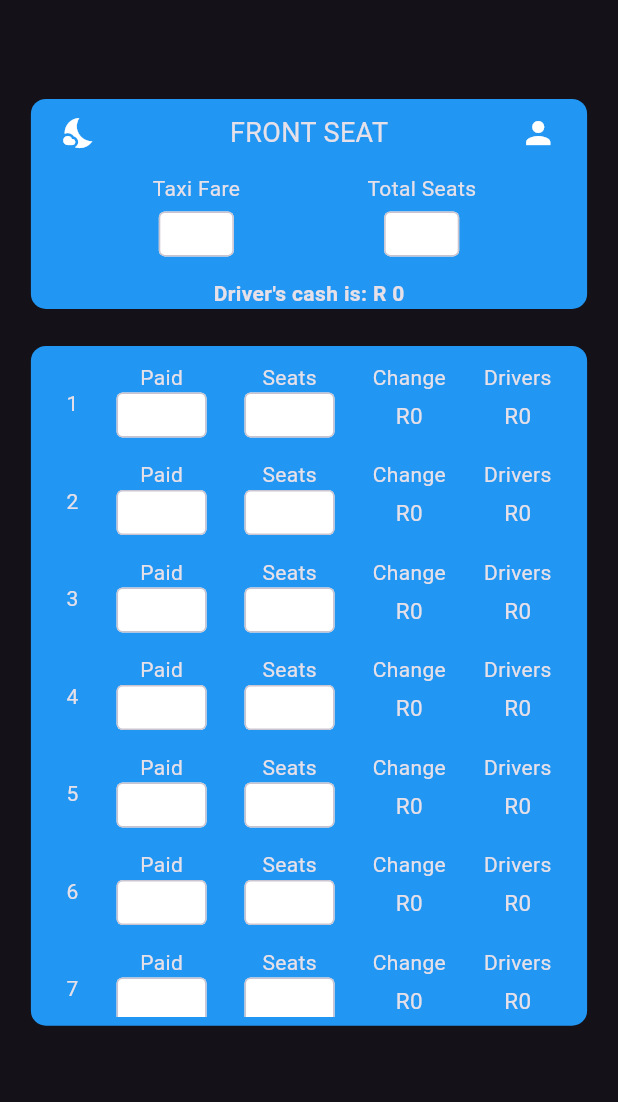
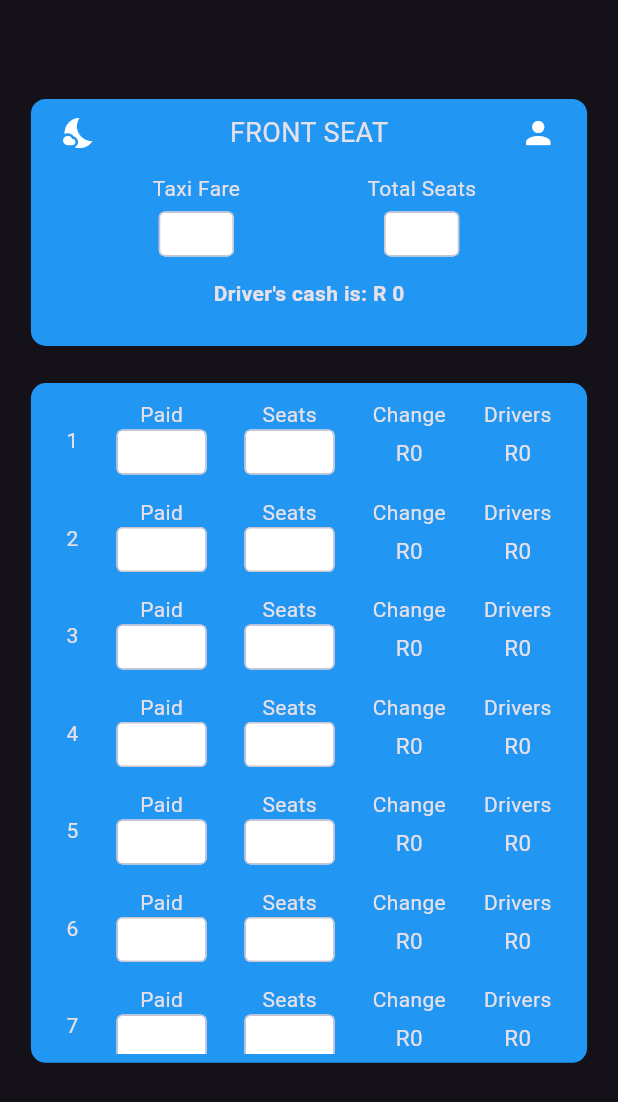
Before and after one commit to GiftSibiya/flutter_FrontSeat, a Flutter app: the screen it shows after launch, on a phone screen of 412 x 824 dp. Shown: the top 1102 px of the screen. Run offline on Flutter 3.47's test engine with Material 3 defaults, Android fonts, the phone set to English and light mode, and no system bars.

Commit message:
ui improvements

```diff
--- a/taxi_math_flutter/lib/src/features/screens/main_screen.dart
+++ b/taxi_math_flutter/lib/src/features/screens/main_screen.dart
@@ -87,7 +87,7 @@ class _MainScreenState extends State<MainScreen> {
                     //// This is after the AppBar Thing////
 
                     Center(
-                        ///// Thsi will be our appbar ////
+                      ///// This will be our appbar ////
                       child: Container(
                         width: MediaQuery.of(context).size.width * 0.9,
 
@@ -99,15 +99,18 @@ class _MainScreenState extends State<MainScreen> {
                         ),
 
                         //Here is the main coumn below
-                      child: Column(children: [
+                        child: Column(
+                          children: [
                             // This is the header row
                             Row(
                               mainAxisAlignment: MainAxisAlignment.center,
                               children: [
                                 ////
                                 Container(
-                              padding: const EdgeInsets.symmetric(vertical: 10),
-                              width: MediaQuery.of(context).size.width * 0.8,
+                                  padding:
+                                      const EdgeInsets.symmetric(vertical: 10),
+                                  width:
+                                      MediaQuery.of(context).size.width * 0.8,
                                   decoration: const BoxDecoration(
                                     borderRadius: BorderRadius.vertical(
                                         top: Radius.circular(10)),
@@ -213,10 +216,16 @@ class _MainScreenState extends State<MainScreen> {
                             ),
                             Text(
                               "Driver's cash is: R $driverCash",
-                          style: const TextStyle(fontWeight: FontWeight.bold),
+                              style:
+                                  const TextStyle(fontWeight: FontWeight.bold),
                             ),
-                      ]),
-                    )),
+                            SizedBox(
+                              height: MediaQuery.of(context).size.height * 0.03,
+                            )
+                          ],
+                        ),
+                      ),
+                    ),
                     SizedBox(height: MediaQuery.of(context).size.height * 0.03),
                     Container(
                       padding: const EdgeInsets.all(6),
@@ -226,7 +235,8 @@ class _MainScreenState extends State<MainScreen> {
                       decoration: BoxDecoration(
                         color: _iconBool ? lightColor : darkColor,
                         borderRadius:
-                              const BorderRadius.all(Radius.circular(10))),
+                            const BorderRadius.all(Radius.circular(10)),
+                      ),
 
                       //////////////// This is for the row calculations things ////////////////////////////
 
```
Lines whose indentation alone changed are shown as unchanged.
